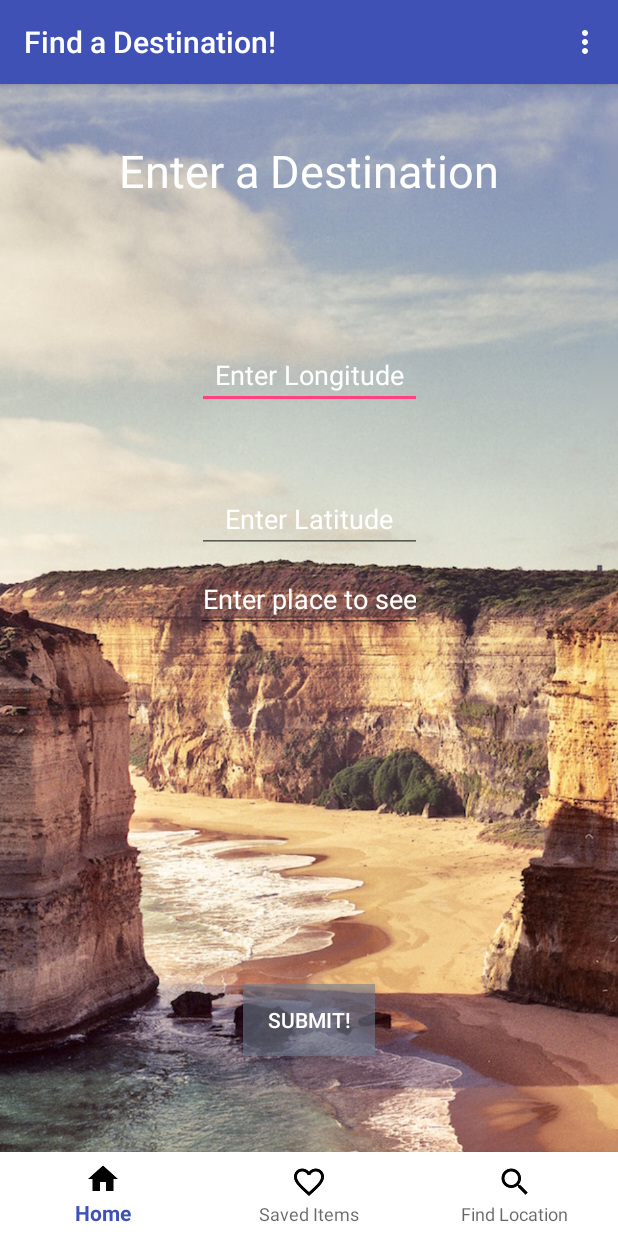
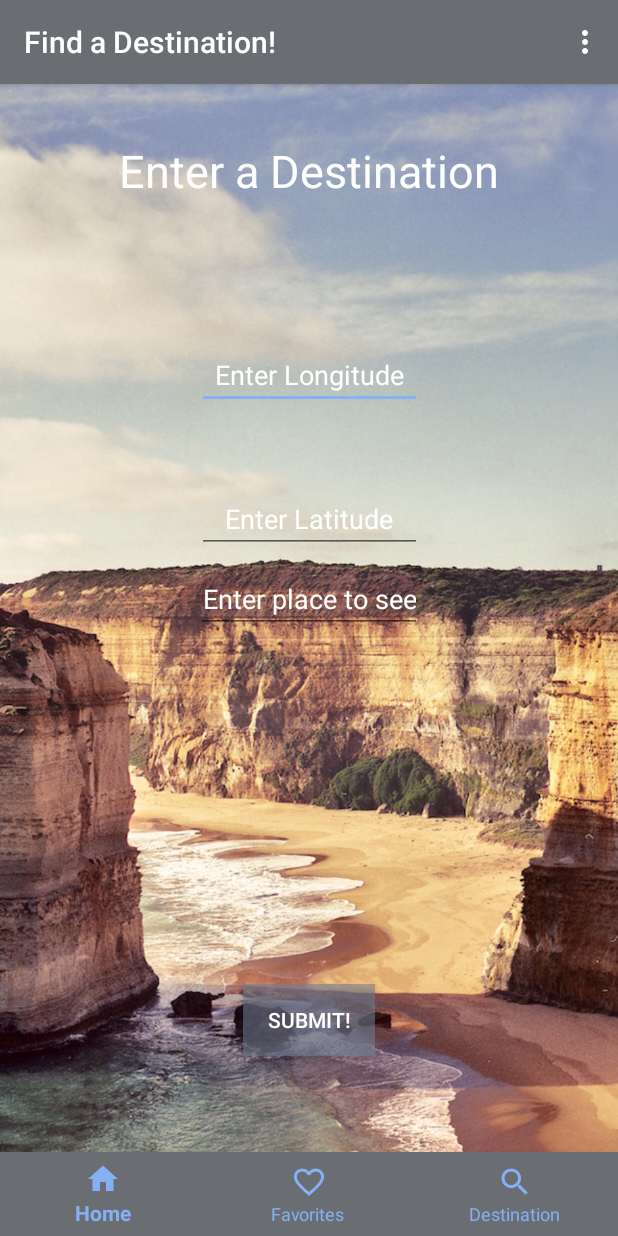
Before and after one commit to smayer0926/travelApp, an Android app: the InputActivity screen opened directly, with no data from a screen before it, on a phone screen of 412 x 824 dp. Run offline under Robolectric (Android 15) with nearby library versions, the phone set to English and light mode, and no system bars; our stand-ins replace ButterKnife, Firebase (no records; nobody signed in at launch, a user with empty details on screens opened directly).

Commit message:
update styles

```diff
--- a/app/src/main/AndroidManifest.xml
+++ b/app/src/main/AndroidManifest.xml
@@ -57,7 +57,7 @@
         </activity>
         <activity
             android:name=".ui.SavedPlacesActivity"
-            android:label="@string/title_activity_saved_places">
+            android:label="My Favorites">
             <meta-data
                 android:name="android.support.PARENT_ACTIVITY"
                 android:value="com.mayer.travelapp.ui.MainActivity" />
--- a/app/src/main/java/com/mayer/travelapp/ui/InputActivity.java
+++ b/app/src/main/java/com/mayer/travelapp/ui/InputActivity.java
@@ -31,8 +31,7 @@ public class InputActivity extends AppCompatActivity implements View.OnClickList
     EditText mLatitude;
     @Bind(R.id.place)
     EditText mPlace;
-    @Bind(R.id.savedPlacesButton)
-    Button mSavedPlacesButton;
+
     @Bind(R.id.navigation) BottomNavigationView navigation;
 
 
@@ -43,7 +42,7 @@ public class InputActivity extends AppCompatActivity implements View.OnClickList
 
         ButterKnife.bind(this);
         mFindPlacesButton.setOnClickListener(this);
-        mSavedPlacesButton.setOnClickListener(this);
+
 
 
         navigation.setOnNavigationItemSelectedListener(mOnNavigationItemSelectedListener);
@@ -65,9 +64,7 @@ public class InputActivity extends AppCompatActivity implements View.OnClickList
             intent.putExtra("longitude", longitude);
             intent.putExtra("place", place);
             startActivity(intent);
-        } else if (v == mSavedPlacesButton) {
-            Intent newIntent = new Intent(InputActivity.this, SavedPlacesActivity.class);
-            startActivity(newIntent);
+
         }
     }
 
--- a/app/src/main/res/layout/activity_find_places.xml
+++ b/app/src/main/res/layout/activity_find_places.xml
@@ -22,8 +22,9 @@
         android:layout_width="wrap_content"
         android:layout_height="wrap_content"
         android:layout_gravity="bottom"
-        android:background="@color/colorLight"
-        app:itemIconTint="@color/colorPrimaryDark"
+        android:background="@color/colorPrimary"
+        app:itemTextColor="@color/colorAccent"
+        app:itemIconTint="@color/colorAccent"
         app:layout_constraintBottom_toBottomOf="parent"
         app:layout_constraintLeft_toLeftOf="parent"
         app:layout_constraintRight_toRightOf="parent"
--- a/app/src/main/res/layout/activity_input.xml
+++ b/app/src/main/res/layout/activity_input.xml
@@ -104,34 +104,16 @@
         android:textColor="@color/colorLight"
         app:layout_constraintVertical_bias="0.831" />
 
-    <Button
-        android:layout_width="0dp"
-        android:layout_height="wrap_content"
-        android:layout_marginLeft="8dp"
-        app:layout_constraintLeft_toLeftOf="parent"
-        android:layout_marginRight="8dp"
-        app:layout_constraintRight_toRightOf="parent"
-        app:layout_constraintBottom_toBottomOf="parent"
-        android:layout_marginBottom="8dp"
-        android:layout_marginTop="8dp"
-        app:layout_constraintTop_toBottomOf="@+id/submitButton"
-        app:layout_constraintVertical_bias="1.0"
-        android:background="#90707e93"
-        android:textColor="@color/colorLight"
-        android:text="Checkout My Saved Places"
-        android:id="@+id/savedPlacesButton"
-        android:textAllCaps="false"
-        app:layout_constraintHorizontal_bias="0.0"
-        android:layout_marginStart="8dp"
-        android:layout_marginEnd="8dp" />
+
 
     <android.support.design.widget.BottomNavigationView
         android:id="@+id/navigation"
         android:layout_width="wrap_content"
         android:layout_height="wrap_content"
         android:layout_gravity="bottom"
-        android:background="@color/colorLight"
-        app:itemIconTint="@color/colorPrimaryDark"
+        android:background="@color/colorPrimary"
+        app:itemIconTint="@color/colorAccent"
+        app:itemTextColor="@color/colorAccent"
         app:layout_constraintBottom_toBottomOf="parent"
         app:layout_constraintLeft_toLeftOf="parent"
         app:layout_constraintRight_toRightOf="parent"
--- a/app/src/main/res/layout/fragment_places_detail.xml
+++ b/app/src/main/res/layout/fragment_places_detail.xml
@@ -132,7 +132,7 @@
         android:text="Save!"
         android:textAllCaps="false"
         android:background="#70707e93"
-        android:textColor="@color/colorPrimaryDark"
+        android:textColor="@color/colorLight"
         android:layout_marginStart="8dp"
         android:layout_marginEnd="8dp" />
 
--- a/app/src/main/res/menu/bottom_nav_items.xml
+++ b/app/src/main/res/menu/bottom_nav_items.xml
@@ -7,12 +7,17 @@
         />
     <item
         android:id="@+id/menu_save"
-        android:title="Saved Items"
+        android:title="Favorites"
         android:icon="@drawable/ic_favorite_border_white_24dp"
         />
 
     <item
         android:id="@+id/menu_search"
-        android:title="Find Location"
+        android:title="Destination"
         android:icon="@drawable/ic_search_white_24dp" />
+
+    <!--<item-->
+        <!--android:id="@+id/menu_logout"-->
+        <!--android:title="Logout"-->
+        <!--android:icon="@drawable/ic_exit_to_app_white_24dp" />-->
 </menu>
--- a/app/src/main/res/values/colors.xml
+++ b/app/src/main/res/values/colors.xml
@@ -1,7 +1,7 @@
 <?xml version="1.0" encoding="utf-8"?>
 <resources>
-    <color name="colorPrimary">#3F51B5</color>
-    <color name="colorPrimaryDark">#000000 </color>
-    <color name="colorAccent">#FF4081</color>
+    <color name="colorPrimary">#6a6d72</color>
+    <color name="colorPrimaryDark">#2c2f33 </color>
+    <color name="colorAccent">#86b0f4</color>
     <color name="colorLight">#FFFFFF</color>
 </resources>
```
Also changed, not shown: app/src/main/java/com/mayer/travelapp/ui/FindPlacesActivity.java (+31 -1 lines), app/src/main/res/layout/fragment_saved_places_list.xml (+7 -7 lines), app/src/main/res/layout/travel_list_item.xml (+4 -4 lines), app/src/main/res/menu/navigation.xml (deleted, +0 -19 lines), app/src/main/res/drawable/ic_exit_to_app_white_24dp.png (added).
